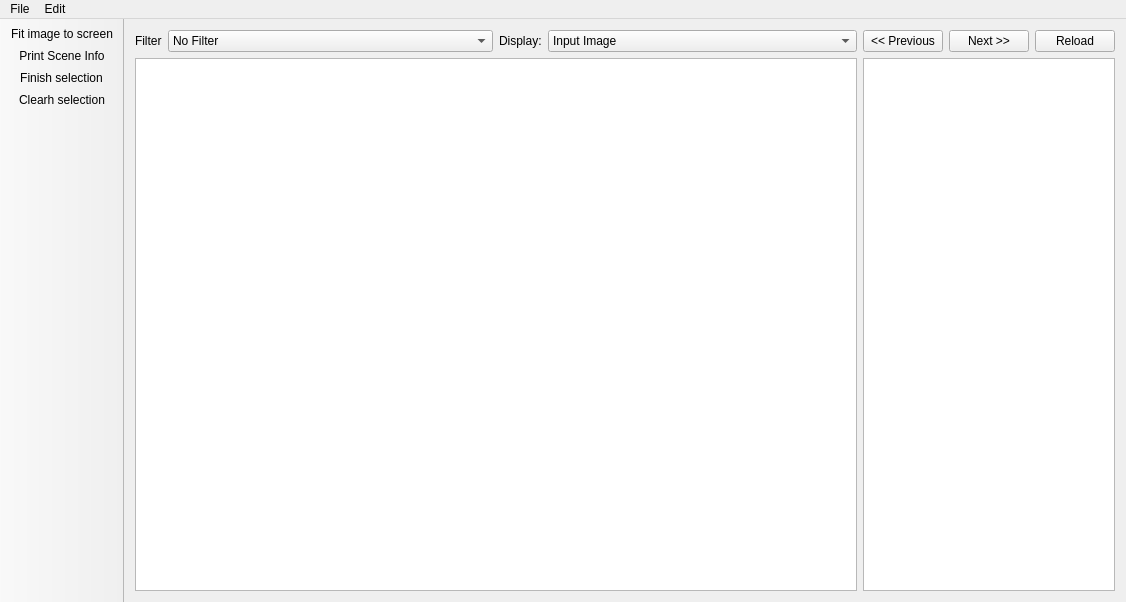
Above: KinectProject/src/PrivacyEditor/MainWindow.ui from d3ce1t/PrivacyProject before the change. Below: the same form after it.
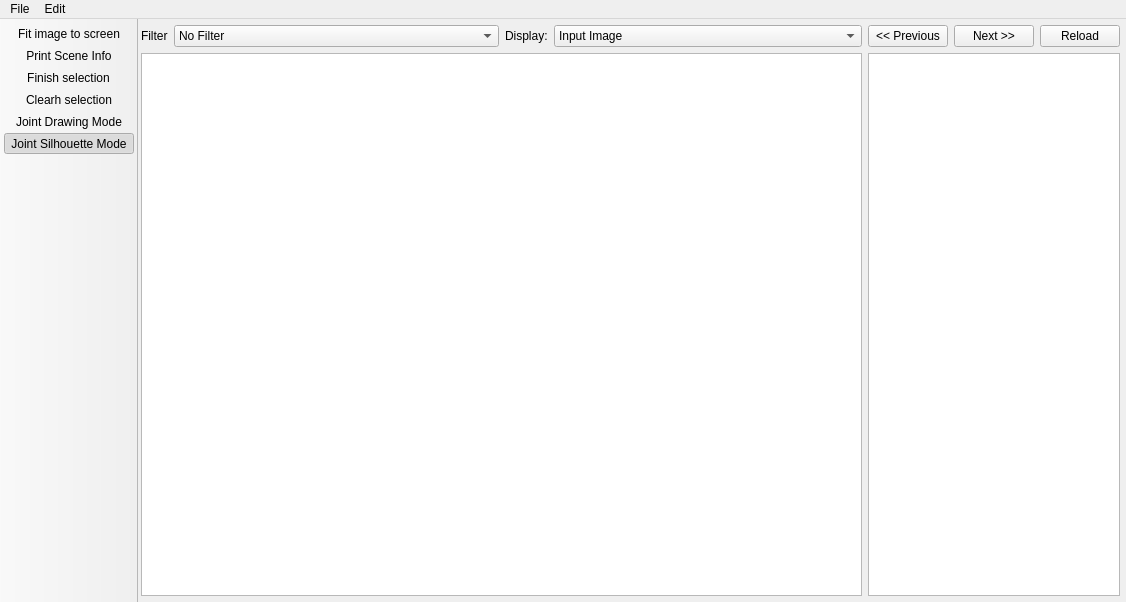
That is the form after the change. Icons and pictures are not drawn.

```diff
--- a/KinectProject/src/PrivacyEditor/MainWindow.ui
+++ b/KinectProject/src/PrivacyEditor/MainWindow.ui
@@ -15,6 +15,21 @@
   </property>
   <widget class="QWidget" name="centralWidget">
    <layout class="QHBoxLayout" name="horizontalLayout_5" stretch="4,1">
+    <property name="spacing">
+     <number>6</number>
+    </property>
+    <property name="leftMargin">
+     <number>3</number>
+    </property>
+    <property name="topMargin">
+     <number>6</number>
+    </property>
+    <property name="rightMargin">
+     <number>6</number>
+    </property>
+    <property name="bottomMargin">
+     <number>6</number>
+    </property>
     <item>
      <layout class="QVBoxLayout" name="verticalLayout_2">
       <item>
@@ -209,6 +224,15 @@
    <property name="movable">
     <bool>false</bool>
    </property>
+   <property name="iconSize">
+    <size>
+     <width>28</width>
+     <height>28</height>
+    </size>
+   </property>
+   <property name="floatable">
+    <bool>false</bool>
+   </property>
    <attribute name="toolBarArea">
     <enum>LeftToolBarArea</enum>
    </attribute>
@@ -219,6 +243,8 @@
    <addaction name="actionPrint_Scene_Info"/>
    <addaction name="actionFinish_selection"/>
    <addaction name="actionClearh_selection"/>
+   <addaction name="actionJointDrawingMode"/>
+   <addaction name="actionSilhouetteMode"/>
   </widget>
   <action name="actionOpen_folder">
    <property name="icon">
@@ -283,6 +309,33 @@
     <string>Clearh selection</string>
    </property>
   </action>
+  <action name="actionJointDrawingMode">
+   <property name="checkable">
+    <bool>true</bool>
+   </property>
+   <property name="icon">
+    <iconset resource="resources.qrc">
+     <normaloff>:/icons/icons/skeleton icon.svg</normaloff>:/icons/icons/skeleton icon.svg</iconset>
+   </property>
+   <property name="text">
+    <string>Joint Drawing Mode</string>
+   </property>
+  </action>
+  <action name="actionSilhouetteMode">
+   <property name="checkable">
+    <bool>true</bool>
+   </property>
+   <property name="checked">
+    <bool>true</bool>
+   </property>
+   <property name="icon">
+    <iconset resource="resources.qrc">
+     <normaloff>:/icons/icons/silhouette.svg</normaloff>:/icons/icons/silhouette.svg</iconset>
+   </property>
+   <property name="text">
+    <string>Joint Silhouette Mode</string>
+   </property>
+  </action>
  </widget>
  <layoutdefault spacing="6" margin="11"/>
  <resources>
```
Left out of the diff: 6 changed lines with no effect on the pictures.
